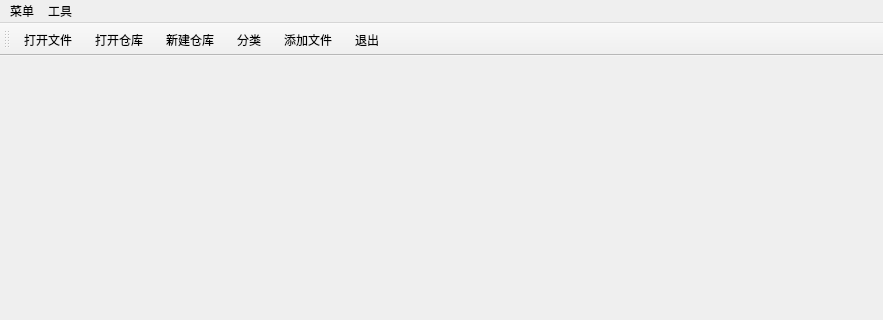
Before: the Qt Designer form PDF/mainwindow.ui in Godones/QT-Application, drawn with Qt 5; both pictures show x 0 to 883 and y 0 to 320 of the 883 by 635 pixel window.
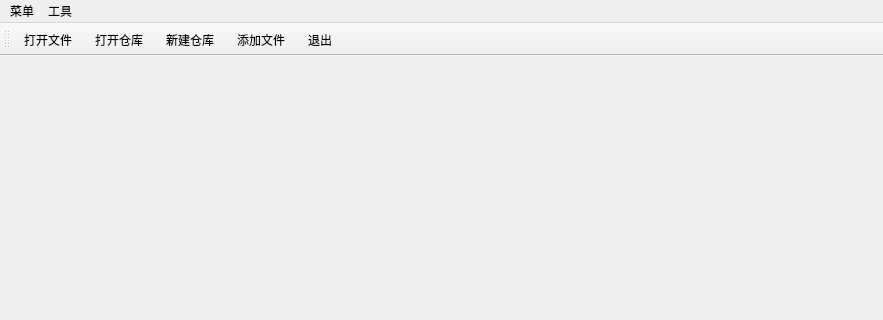
After: the same form once the commit is applied. Icons and pictures are not drawn.

The edit to the form file:
```diff
--- a/PDF/mainwindow.ui
+++ b/PDF/mainwindow.ui
@@ -86,7 +86,6 @@
    <addaction name="openoneaction"/>
    <addaction name="openfileaction"/>
    <addaction name="createlibaction"/>
-   <addaction name="typeaction"/>
    <addaction name="addfileaction"/>
    <addaction name="exitaction"/>
   </widget>
```
